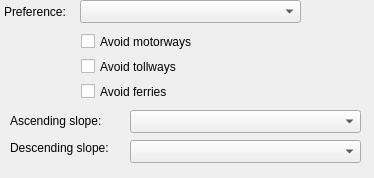
First picture: the form in src/plugins/runner/mapquest/MapQuestConfigWidget.ui, repository KDE/marble, before the edit.
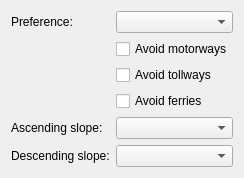
Second picture: the form after the edit.

Commit message: Use a proper layout

```diff
--- a/src/plugins/runner/mapquest/MapQuestConfigWidget.ui
+++ b/src/plugins/runner/mapquest/MapQuestConfigWidget.ui
@@ -6,118 +6,72 @@
    <rect>
     <x>0</x>
     <y>0</y>
-    <width>374</width>
-    <height>178</height>
+    <width>230</width>
+    <height>169</height>
    </rect>
   </property>
+  <layout class="QFormLayout" name="formLayout">
+   <item row="0" column="0">
   <widget class="QLabel" name="label">
-   <property name="geometry">
-    <rect>
-     <x>4</x>
-     <y>4</y>
-     <width>73</width>
-     <height>16</height>
-    </rect>
-   </property>
    <property name="text">
     <string>Preference:</string>
    </property>
-  </widget>
-  <widget class="QComboBox" name="preference">
-   <property name="geometry">
-    <rect>
-     <x>80</x>
-     <y>0</y>
-     <width>221</width>
-     <height>23</height>
-    </rect>
-   </property>
-  </widget>
+     <property name="buddy">
+      <cstring>preference</cstring>
+     </property>
+    </widget>
+   </item>
+   <item row="0" column="1">
+    <widget class="QComboBox" name="preference"/>
+   </item>
+   <item row="1" column="1">
   <widget class="QCheckBox" name="noMotorways">
-   <property name="geometry">
-    <rect>
-     <x>81</x>
-     <y>31</y>
-     <width>129</width>
-     <height>21</height>
-    </rect>
-   </property>
    <property name="text">
     <string>Avoid motorways</string>
    </property>
   </widget>
+   </item>
+   <item row="2" column="1">
   <widget class="QCheckBox" name="noTollways">
-   <property name="geometry">
-    <rect>
-     <x>81</x>
-     <y>56</y>
-     <width>111</width>
-     <height>21</height>
-    </rect>
-   </property>
    <property name="text">
     <string>Avoid tollways</string>
    </property>
   </widget>
+   </item>
+   <item row="3" column="1">
   <widget class="QCheckBox" name="noFerries">
-   <property name="geometry">
-    <rect>
-     <x>81</x>
-     <y>81</y>
-     <width>102</width>
-     <height>21</height>
-    </rect>
-   </property>
    <property name="text">
     <string>Avoid ferries</string>
    </property>
   </widget>
-  <widget class="QComboBox" name="ascending">
-   <property name="geometry">
-    <rect>
-     <x>130</x>
-     <y>110</y>
-     <width>231</width>
-     <height>23</height>
-    </rect>
-   </property>
-  </widget>
+   </item>
+   <item row="4" column="0">
   <widget class="QLabel" name="label_2">
-   <property name="geometry">
-    <rect>
-     <x>10</x>
-     <y>110</y>
-     <width>111</width>
-     <height>21</height>
-    </rect>
-   </property>
    <property name="text">
     <string>Ascending slope:</string>
    </property>
-  </widget>
+     <property name="buddy">
+      <cstring>ascending</cstring>
+     </property>
+    </widget>
+   </item>
+   <item row="4" column="1">
+    <widget class="QComboBox" name="ascending"/>
+   </item>
+   <item row="5" column="0">
   <widget class="QLabel" name="label_3">
-   <property name="geometry">
-    <rect>
-     <x>10</x>
-     <y>140</y>
-     <width>121</width>
-     <height>16</height>
-    </rect>
-   </property>
    <property name="text">
     <string>Descending slope:</string>
    </property>
-  </widget>
-  <widget class="QComboBox" name="descending">
-   <property name="geometry">
-    <rect>
-     <x>130</x>
-     <y>140</y>
-     <width>231</width>
-     <height>23</height>
-    </rect>
-   </property>
-  </widget>
+     <property name="buddy">
+      <cstring>descending</cstring>
+     </property>
+    </widget>
+   </item>
+   <item row="5" column="1">
+    <widget class="QComboBox" name="descending"/>
+   </item>
+  </layout>
  </widget>
  <resources/>
  <connections/>
```
Lines whose indentation alone changed are shown as unchanged.
